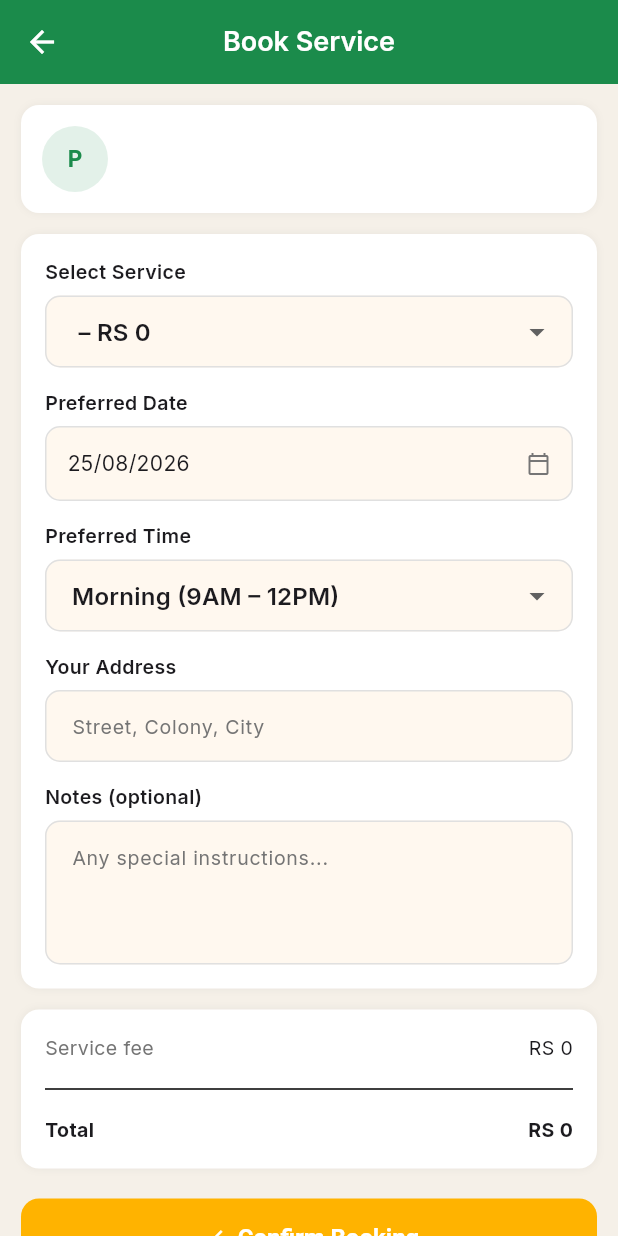
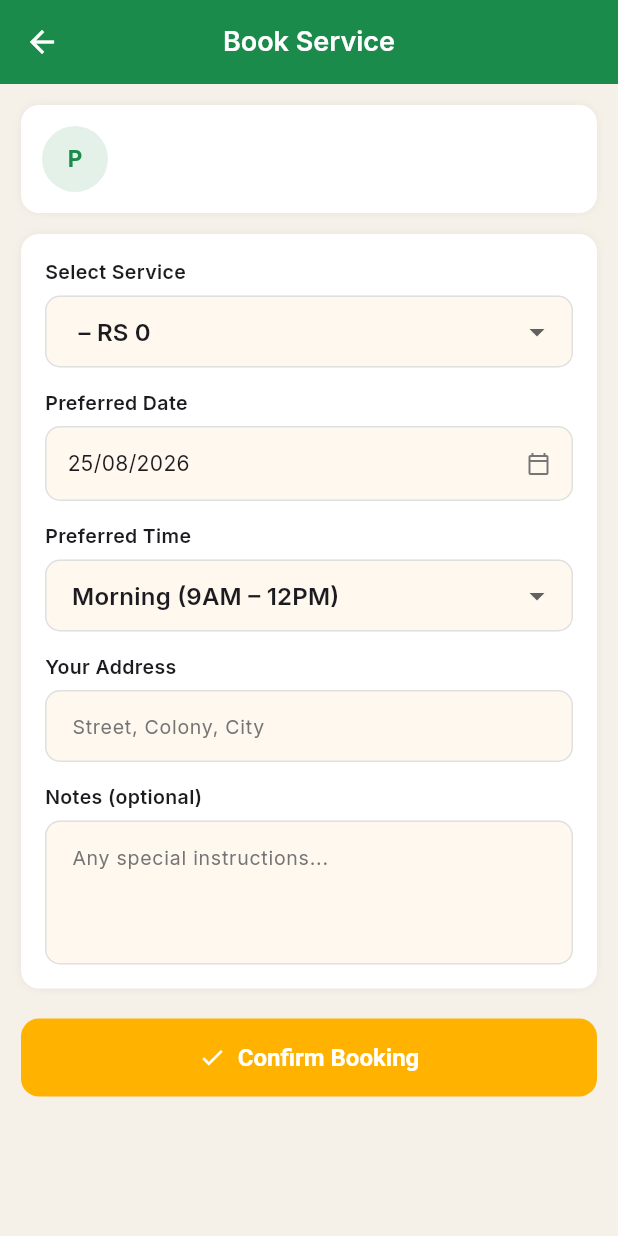
Before and after one commit to agul6411-debug/servease-projectfile-frontend, a Flutter app: the BookServiceScreen screen opened directly with empty values, on a phone screen of 412 x 824 dp. Run offline on Flutter 3.47's test engine with Material 3 defaults, Android fonts, the phone set to English and light mode, and no system bars; our stand-ins replace camera, fl_chart, flutter_local_notifications, get, get_storage, google_fonts and 1 more; missing offline and left inert: google_mlkit_text_recognition; accounts and stored records are empty; network calls fail.

```diff
--- a/lib/features/customer/screens/book_service_screen.dart
+++ b/lib/features/customer/screens/book_service_screen.dart
@@ -331,36 +331,6 @@ class _BookServiceScreenState extends State<BookServiceScreen> {
                 ],
               ),
             ),
-            const SizedBox(height: 14),
-
-            // Price summary
-            Container(
-              padding: const EdgeInsets.all(16),
-              decoration: BoxDecoration(
-                color: Colors.white,
-                borderRadius: BorderRadius.circular(12),
-                boxShadow: [
-                  BoxShadow(
-                    color: Colors.black.withOpacity(0.05),
-                    blurRadius: 4,
-                  ),
-                ],
-              ),
-              child: Column(
-                children: [
-                  _priceRow('Service fee', 'RS ${widget.provider.rate}'),
-                  const Padding(
-                    padding: EdgeInsets.symmetric(vertical: 10),
-                    child: Divider(),
-                  ),
-                  _priceRow(
-                    'Total',
-                    'RS ${widget.provider.rate}',
-                    isBold: true,
-                  ),
-                ],
-              ),
-            ),
             const SizedBox(height: 20),
 
             // Confirm button
@@ -420,33 +390,4 @@ class _BookServiceScreenState extends State<BookServiceScreen> {
     ),
     contentPadding: const EdgeInsets.symmetric(horizontal: 14, vertical: 12),
   );
-
-  Widget _priceRow(
-    String label,
-    String value, {
-    Color? valueColor,
-    bool isBold = false,
-  }) {
-    return Row(
-      mainAxisAlignment: MainAxisAlignment.spaceBetween,
-      children: [
-        Text(
-          label,
-          style: TextStyle(
-            fontSize: 13,
-            color: isBold ? AppColors.textDark : AppColors.textMuted,
-            fontWeight: isBold ? FontWeight.bold : FontWeight.normal,
-          ),
-        ),
-        Text(
-          value,
-          style: TextStyle(
-            fontSize: 13,
-            color: valueColor ?? AppColors.textDark,
-            fontWeight: isBold ? FontWeight.bold : FontWeight.normal,
-          ),
-        ),
-      ],
-    );
-  }
 }
```
Also changed, not shown: lib/features/admin/screens/adminbookingscreen.dart (+8 -8 lines), lib/features/admin/screens/admindashboard.dart (+7 -0 lines), lib/features/admin/screens/blockorunblock.dart (+5 -5 lines).
